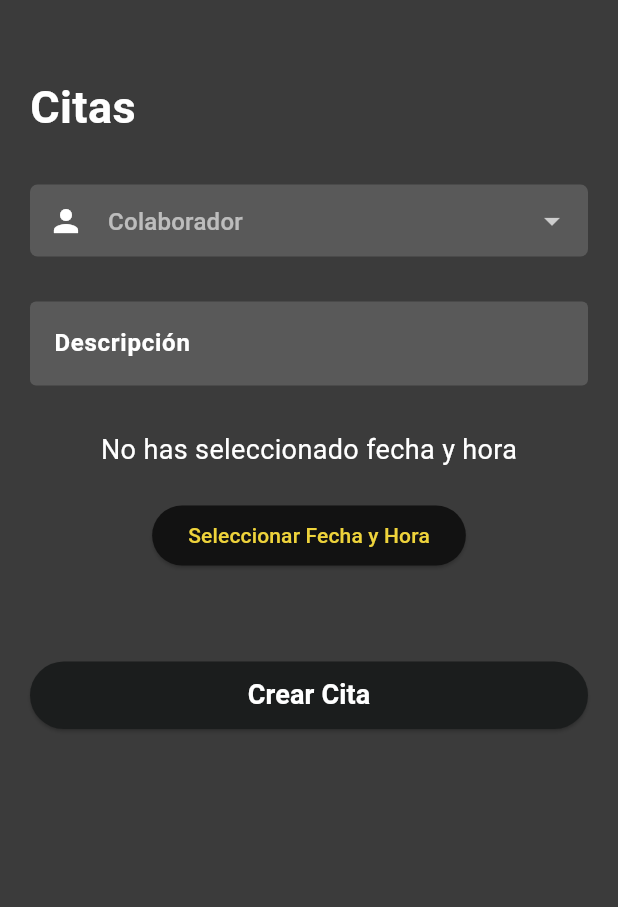
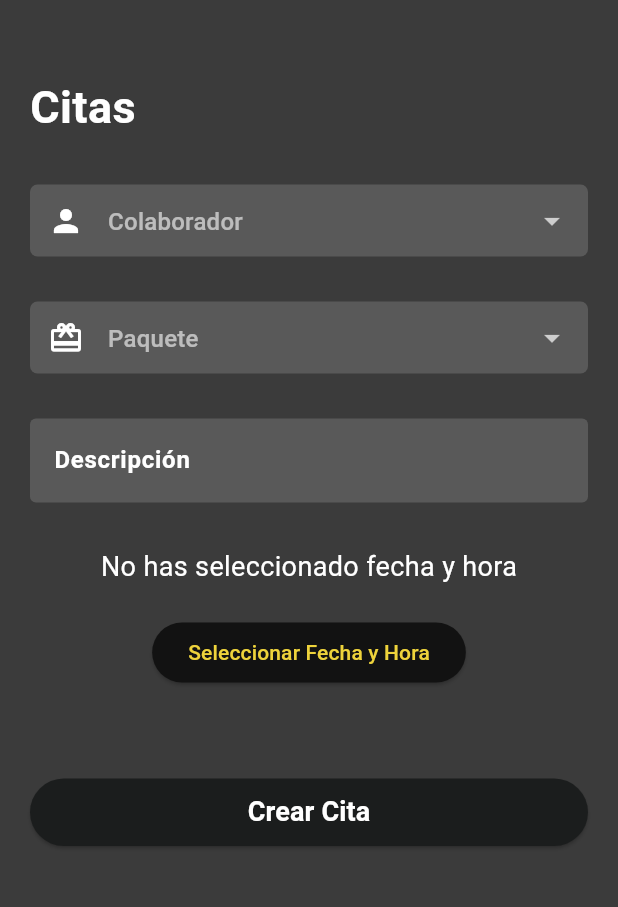
Before and after one commit to BJesus05/FlutterAlexasoft, a Flutter app: the RegisterPage screen opened directly, on a phone screen of 412 x 824 dp, the part 84-991 px from its top. Run offline on Flutter 3.47's test engine with Material 3 defaults, Android fonts, the phone set to English and light mode, and no system bars; our stand-ins replace sqflite; missing offline and left inert: mailer; accounts and stored records are empty; Roboto replaces fonts that are missing (Raleway).

Commit message:
muestra paquete paqueta paquito taco taquito

```diff
--- a/flutteralexasoft/lib/citasCreate.dart
+++ b/flutteralexasoft/lib/citasCreate.dart
@@ -37,11 +37,12 @@ class RegisterPage extends StatefulWidget {
 }
 
 class _RegisterPageState extends State<RegisterPage> {
-  String _selectedColaborador = '';
+  int _selectedColaborador = 0;
+  int _selectedPaquete = 0;
   final String _Detalles = '';
   final _formKey = GlobalKey<FormState>();
   String _descripcion = '';
-  DateTime? _selectedDate;
+  DateTime _selectedDate =DateTime.now();
   DateTime? _selectedDateTime;
 
   Future<void> _presentDateTimePicker() async {
@@ -101,16 +102,10 @@ class _RegisterPageState extends State<RegisterPage> {
 
   Future<void> obtenerColaboradores() async {
     final colaboradores = await SQLHelper.obtenerColaboradores();
+    final paquete = await SQLHelper.obtenerPaquetes();
     setState(() {
       _colaboradores = colaboradores;
-    });
-  }
-  void _refreshJournals() async {
-    final colaboradores = await SQLHelper.obtenerColaboradores();
-    final paquetes = await SQLHelper.obtenerPaquetes();
-    setState(() {
-      _colaboradores = colaboradores;
-      _paquetes = paquetes;
+      _paquetes = paquete;
     });
   }
 
@@ -179,7 +174,8 @@ class _RegisterPageState extends State<RegisterPage> {
                           child: Row(
                             children: <Widget>[
                               Expanded(
-                                  child: DropdownButtonFormField<int>( // Cambio a tipo int para el ID del colaborador
+                                child: DropdownButtonFormField<int>(
+                                  // Cambio a tipo int para el ID del colaborador
                                   isExpanded: true,
                                   decoration: InputDecoration(
                                     hintText: 'Colaborador',
@@ -190,7 +186,8 @@ class _RegisterPageState extends State<RegisterPage> {
                                     prefixIcon: Icon(Icons.person),
                                     fillColor: Color.fromARGB(255, 89, 89, 89),
                                     filled: true,
-                                contentPadding: EdgeInsets.symmetric(horizontal: 10),
+                                    contentPadding:
+                                        EdgeInsets.symmetric(horizontal: 10),
                                     enabledBorder: OutlineInputBorder(
                                       borderSide: BorderSide.none,
                                       borderRadius: BorderRadius.circular(5),
@@ -200,10 +197,15 @@ class _RegisterPageState extends State<RegisterPage> {
                                       borderRadius: BorderRadius.circular(5),
                                     ),
                                   ),
-                              items: _colaboradores.map<DropdownMenuItem<int>>((colaborador) { // Mapeo usando _colaboradores
+                                  items: _colaboradores
+                                      .map<DropdownMenuItem<int>>(
+                                          (colaborador) {
                                     return DropdownMenuItem<int>(
-                                  value: colaborador['id'], // Asigna el ID del colaborador como valor
-                                  child: Text(colaborador['nombre']), // Muestra el nombre del colaborador
+                                      value: colaborador['id'] != null
+                                          ? colaborador['id']
+                                          : null,
+                                      child: Text(colaborador[
+                                          'nombre']),
                                     );
                                   }).toList(),
                                   validator: (value) {
@@ -214,15 +216,71 @@ class _RegisterPageState extends State<RegisterPage> {
                                   },
                                   onChanged: (value) {
                                     setState(() {
-                                  _selectedColaborador = value!.toString(); // Asigna el valor seleccionado a _selectedColaborador
+                                      _selectedColaborador = value!;
                                     });
                                   },
                                   onSaved: (value) {
                                     setState(() {
-                                  _selectedColaborador = value!.toString(); // Asigna el valor seleccionado a _selectedColaborador
+                                      _selectedColaborador = value!; // Asigna el valor seleccionado a _selectedColaborador
                                     });
                                   },
-),),
+                                ),
+                              ),
+                            ],
+                          ),
+                        ),
+                        Padding(
+                          padding: const EdgeInsets.only(top: 30),
+                          child: Row(
+                            children: <Widget>[
+                              Expanded(
+                                child: SizedBox(
+                                  width: 300,
+                                  child: DropdownButtonFormField<int>(
+                                    decoration: InputDecoration(
+                                      hintText: 'Paquete',
+                                      hintStyle: TextStyle(
+                                        fontWeight: FontWeight.w600,
+                                        color: Colors.white,
+                                      ),
+                                      prefixIcon: Icon(Icons.card_giftcard),
+                                      fillColor:
+                                          Color.fromARGB(255, 89, 89, 89),
+                                      filled: true,
+                                      contentPadding:
+                                          EdgeInsets.symmetric(horizontal: 10),
+                                      enabledBorder: OutlineInputBorder(
+                                        borderSide: BorderSide.none,
+                                        borderRadius: BorderRadius.circular(5),
+                                      ),
+                                      focusedBorder: OutlineInputBorder(
+                                        borderSide: BorderSide.none,
+                                        borderRadius: BorderRadius.circular(5),
+                                      ),
+                                    ),
+                                    items: _paquetes
+                                      .map<DropdownMenuItem<int>>(
+                                          (paquete) {
+                                    return DropdownMenuItem<int>(
+                                      value: paquete['id'] != null
+                                          ? paquete['id']
+                                          : null,
+                                      child: Text(paquete[
+                                          'nombre']),
+                                      );
+                                    }).toList(),
+                                    validator: (value) {
+                                      return 'Por favor selecciona el paquete';
+                                    },
+                                    onChanged: (value) {
+                                      setState(() {
+                                        _selectedPaquete =
+                                            value!;
+                                      });
+                                    },
+                                  ),
+                                ),
+                              ),
                             ],
                           ),
                         ),
@@ -323,7 +381,8 @@ class _RegisterPageState extends State<RegisterPage> {
                                         _descripcion,
                                         _selectedDate,
                                         _selectedColaborador,
-                                        widget.userId);
+                                        widget.userId,
+                                        _selectedPaquete);
 
                                     ScaffoldMessenger.of(context)
                                         .showSnackBar(SnackBar(
--- a/flutteralexasoft/pubspec.yaml
+++ b/flutteralexasoft/pubspec.yaml
@@ -38,6 +38,7 @@ dependencies:
   http: ^1.2.0
   sqflite: ^2.3.2
   shared_preferences: ^2.2.2
+  intl: ^0.19.0
   mailer: ^6.1.0
 
 dev_dependencies:
```
Also changed, not shown: flutteralexasoft/lib/sqlhelper.dart (+11 -23 lines), flutteralexasoft/pubspec.lock. Lines whose indentation alone changed are shown as unchanged.
